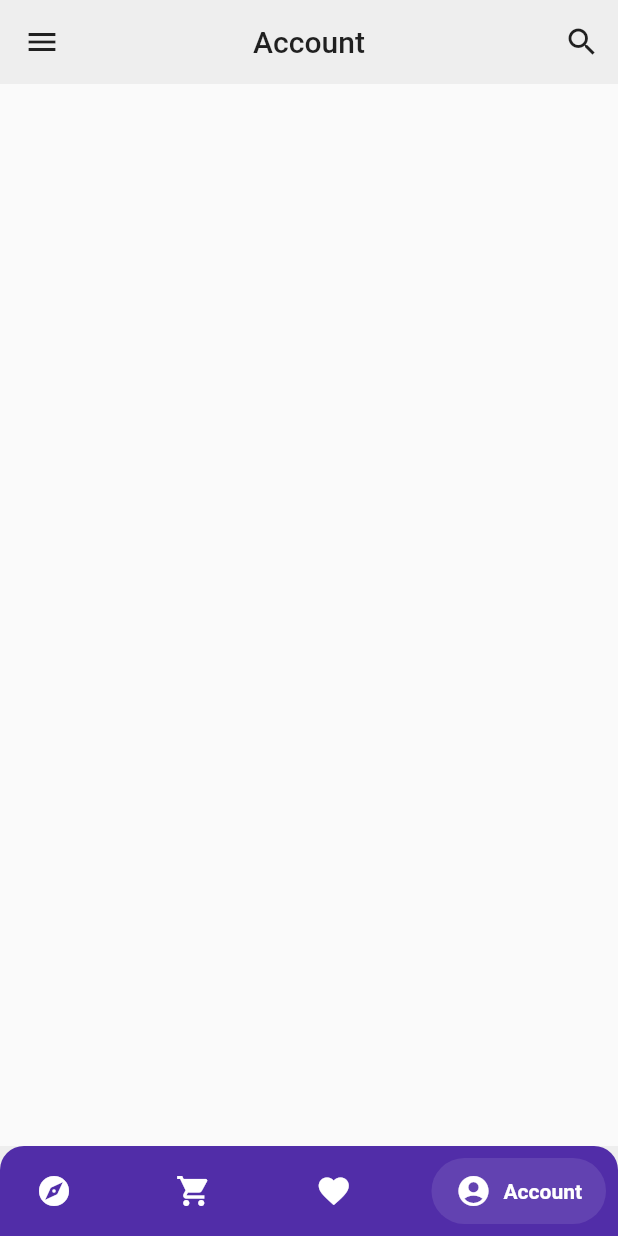
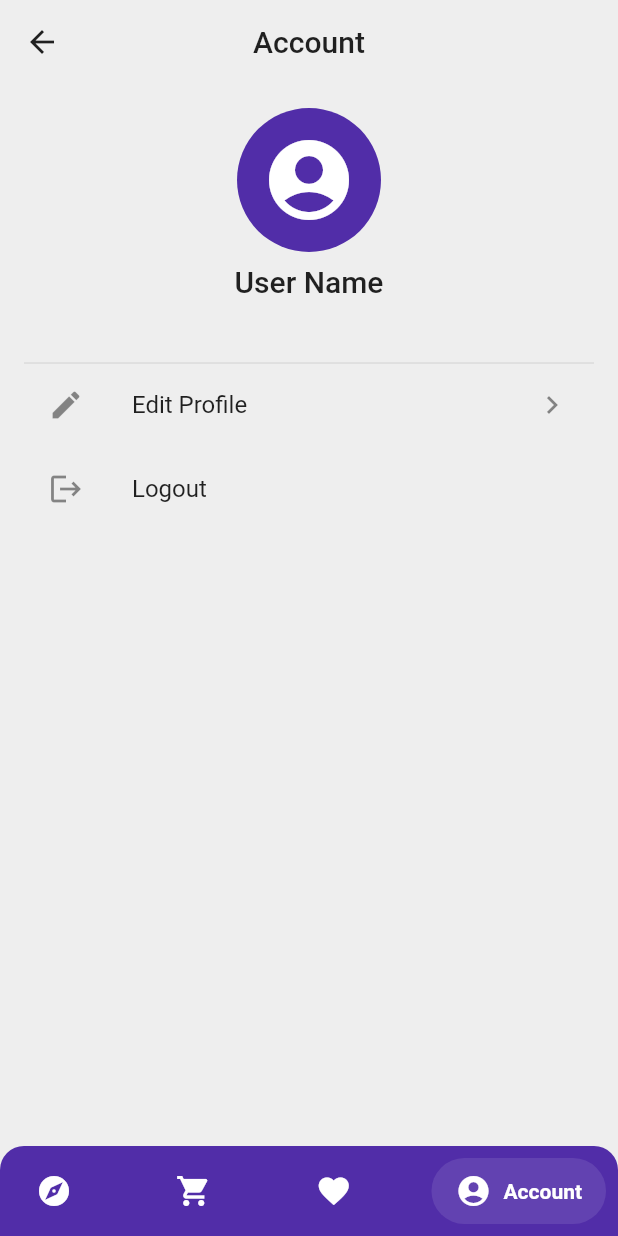
Before and after one commit to Shadiul/shopio, a Flutter app: the HomeView screen opened by its route, item 4 of the bottom bar chosen, on a phone screen of 412 x 824 dp. Run offline on Flutter 3.47's test engine with Material 2 defaults, Android fonts, the light colour scheme and no system bars; drawn by our look-alikes of salomon_bottom_bar; our stand-ins replace cloud_firestore, firebase_auth, firebase_core, get, logger; accounts and stored records are empty; statements that could not run were skipped.

Commit message:
Add account UI

```diff
--- /dev/null
+++ b/client/lib/app/modules/account/account_controller.dart
@@ -0,0 +1,20 @@
+import 'package:get/get.dart';
+
+import '../../data/enums.dart';
+import '../../data/models/response_model.dart';
+import '../../data/models/user_model.dart';
+import '../../data/services/auth_service.dart';
+import '../../routes/app_pages.dart';
+
+class AccountController extends GetxController {
+  final AuthService _authService = Get.find<AuthService>();
+
+  UserModel get user => _authService.user!;
+
+  Future<void> onTapLogout() async {
+    final ResponseModel _response = await _authService.signOut();
+    if (_response.status == ResponseStatus.success) {
+      await Get.offAllNamed(Routes.SPLASH);
+    }
+  }
+}
--- /dev/null
+++ b/client/lib/app/modules/account/account_view.dart
@@ -0,0 +1,57 @@
+import 'package:flutter/material.dart';
+import 'package:get/get.dart';
+
+import 'account_controller.dart';
+
+class AccountView extends GetView<AccountController> {
+  const AccountView({Key? key}) : super(key: key);
+
+  @override
+  Widget build(BuildContext context) {
+    Get.put(AccountController());
+
+    ThemeData _themeData = Theme.of(context);
+    TextTheme _textTheme = _themeData.textTheme;
+
+    return ListView(
+      padding: const EdgeInsets.symmetric(
+        vertical: 16.0,
+        horizontal: 16.0,
+      ),
+      children: [
+        const CircleAvatar(
+          radius: 48.0,
+          child: Icon(
+            Icons.account_circle,
+            size: 64.0,
+          ),
+        ),
+        const SizedBox(height: 8.0),
+        Text(
+          'User Name',
+          textAlign: TextAlign.center,
+          style: _textTheme.headline6,
+        ),
+        const SizedBox(height: 8.0),
+        Text(
+          controller.user.email,
+          textAlign: TextAlign.center,
+          style: _textTheme.subtitle1,
+        ),
+        const SizedBox(height: 16.0),
+        const Divider(height: 0),
+        ListTile(
+          onTap: () {},
+          leading: const Icon(Icons.edit),
+          title: const Text('Edit Profile'),
+          trailing: const Icon(Icons.chevron_right),
+        ),
+        ListTile(
+          onTap: controller.onTapLogout,
+          leading: const Icon(Icons.logout),
+          title: const Text('Logout'),
+        ),
+      ],
+    );
+  }
+}
--- a/client/lib/app/modules/home/home_controller.dart
+++ b/client/lib/app/modules/home/home_controller.dart
@@ -2,6 +2,7 @@ import 'package:flutter/cupertino.dart';
 import 'package:get/get.dart';
 
 import '../../widgets/bottom_nav_bar/bottom_nav_bar_controller.dart';
+import '../account/account_view.dart';
 import '../explore/explore_view.dart';
 
 class HomeController extends GetxController {
@@ -34,7 +35,7 @@ class HomeController extends GetxController {
       case 2:
         return Container();
       case 3:
-        return Container();
+        return const AccountView();
       default:
         return Container();
     }
--- a/client/lib/app/modules/home/home_view.dart
+++ b/client/lib/app/modules/home/home_view.dart
@@ -2,7 +2,6 @@ import 'package:animations/animations.dart';
 import 'package:flutter/material.dart';
 import 'package:get/get.dart';
 
-import '../../widgets/app_drawer/app_drawer_widget.dart';
 import '../../widgets/bottom_nav_bar/bottom_nav_bar_controller.dart';
 import '../../widgets/bottom_nav_bar/bottom_nav_bar_widget.dart';
 import 'home_controller.dart';
@@ -13,8 +12,10 @@ class HomeView extends GetView<HomeController> {
   @override
   Widget build(BuildContext context) {
     Get.put(BottomNavBarController());
-    // ThemeData _themeData = Theme.of(context);
+
+    ThemeData _themeData = Theme.of(context);
     // TextTheme _textTheme = _themeData.textTheme;
+
     return Scaffold(
       appBar: AppBar(
         title: Obx(
@@ -22,14 +23,7 @@ class HomeView extends GetView<HomeController> {
             controller.getAppBarTitle(),
           ),
         ),
-        actions: [
-          IconButton(
-            onPressed: () {},
-            icon: const Icon(Icons.search),
-          )
-        ],
       ),
-      drawer: const AppDrawerWidget(),
       body: Obx(
         () => PageTransitionSwitcher(
           duration: const Duration(milliseconds: 400),
@@ -38,7 +32,12 @@ class HomeView extends GetView<HomeController> {
             animation: animation,
             secondaryAnimation: secondaryAnimation,
             transitionType: SharedAxisTransitionType.scaled,
-            child: child,
+            fillColor: _themeData.scaffoldBackgroundColor,
+            child: Material(
+              color: Colors.transparent,
+              elevation: 0.0,
+              child: child,
+            ),
           ),
           child: controller.getBodyView(),
         ),
--- a/client/lib/app/modules/sign_up/sign_up_controller.dart
+++ b/client/lib/app/modules/sign_up/sign_up_controller.dart
@@ -12,6 +12,16 @@ class SignUpController extends GetxController {
   Rx<UiState> state = Rx(UiState.idle);
 
   GlobalKey<FormState> formKey = GlobalKey<FormState>();
+
+  TextEditingController nameController = TextEditingController();
+  String? nameValidator(String? value) {
+    if (value == null || value.isEmpty) {
+      return 'Please enter your name';
+    } else if (value.length < 6) {
+      return 'Name should be at least 6 characters long';
+    }
+  }
+
   TextEditingController emailController = TextEditingController();
   String? emailValidator(String? value) {
     if (value == null || value.isEmpty) {
--- a/client/lib/app/routes/app_pages.dart
+++ b/client/lib/app/routes/app_pages.dart
@@ -1,5 +1,7 @@
 import 'package:get/get.dart';
 
+import 'package:client/app/modules/account/account_binding.dart';
+import 'package:client/app/modules/account/account_view.dart';
 import 'package:client/app/modules/explore/explore_binding.dart';
 import 'package:client/app/modules/explore/explore_view.dart';
 
@@ -47,5 +49,10 @@ class AppPages {
       page: () => ExploreView(),
       binding: ExploreBinding(),
     ),
+    GetPage(
+      name: _Paths.ACCOUNT,
+      page: () => AccountView(),
+      binding: AccountBinding(),
+    ),
   ];
 }
--- a/client/lib/app/routes/app_routes.dart
+++ b/client/lib/app/routes/app_routes.dart
@@ -11,6 +11,7 @@ abstract class Routes {
   static const SIGN_IN = _Paths.SIGN_IN;
   static const SIGN_UP = _Paths.SIGN_UP;
   static const EXPLORE = _Paths.EXPLORE;
+  static const ACCOUNT = _Paths.ACCOUNT;
 }
 
 abstract class _Paths {
@@ -19,4 +20,5 @@ abstract class _Paths {
   static const SIGN_IN = '/sign-in';
   static const SIGN_UP = '/sign-up';
   static const EXPLORE = '/explore';
+  static const ACCOUNT = '/account';
 }
--- a/client/lib/app/widgets/app_drawer/app_drawer_widget.dart
+++ b/client/lib/app/widgets/app_drawer/app_drawer_widget.dart
@@ -1,6 +1,7 @@
-import 'package:client/app/widgets/app_drawer/app_drawer_controller.dart';
 import 'package:flutter/material.dart';
 import 'package:get/get.dart';
+
+import 'app_drawer_controller.dart';
 
 class AppDrawerWidget extends GetView<AppDrawerController> {
   const AppDrawerWidget({Key? key}) : super(key: key);
```
Also changed, not shown: client/lib/app/app.dart (+13 -1 lines), client/lib/app/modules/account/account_binding.dart (added, +12 -0 lines), client/lib/app/modules/explore/widgets/best_seller_mini.dart (+6 -1 lines), client/lib/app/modules/sign_in/sign_in_view.dart (+11 -4 lines), client/lib/app/modules/sign_up/sign_up_view.dart (+23 -4 lines).
